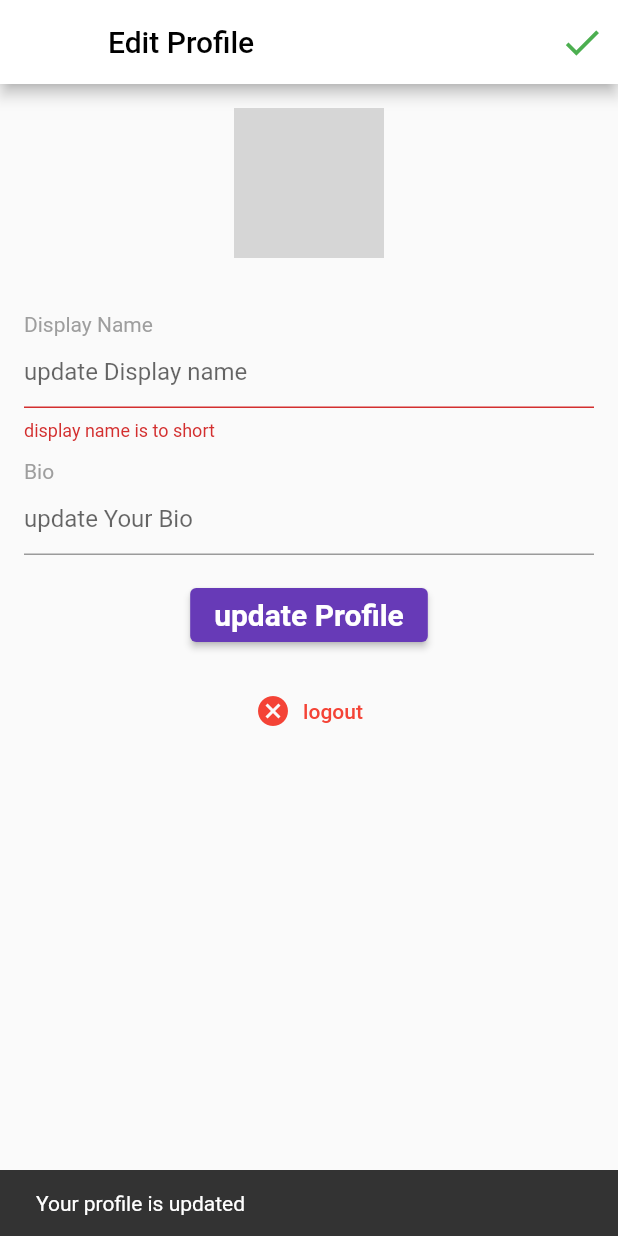
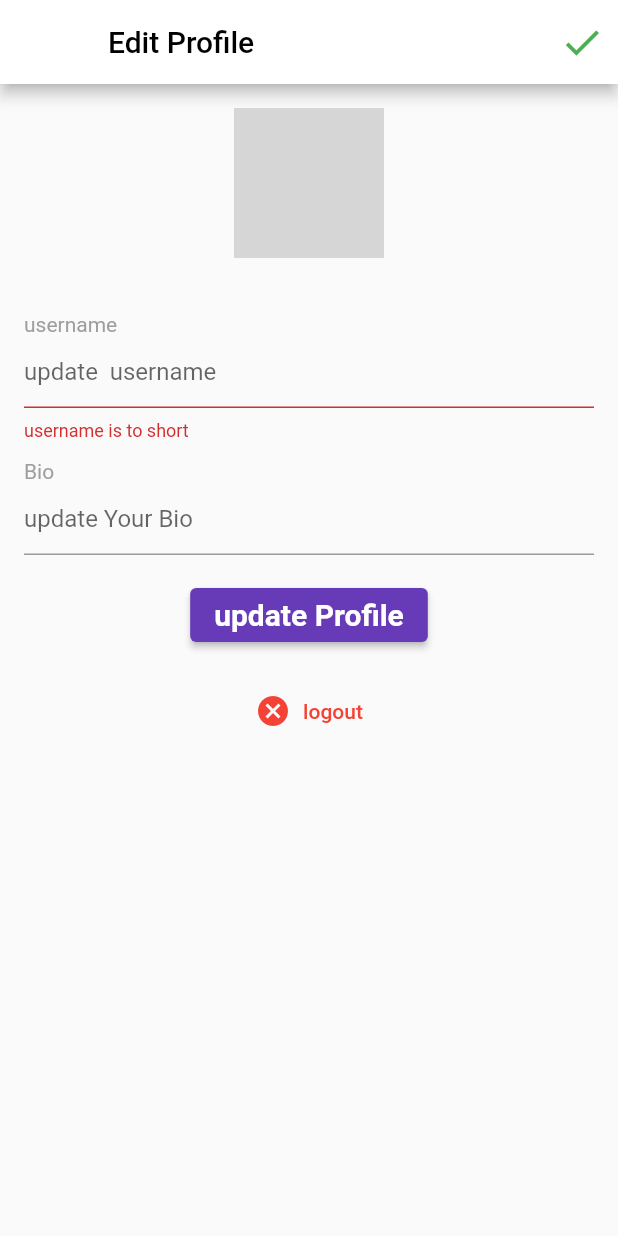
Before and after one commit to anonymousdomain/familyshare, a Flutter app: the EditProfile screen opened directly, after a tap on "update Profile", on a phone screen of 412 x 824 dp. Run offline on Flutter 3.47's test engine with Material 2 defaults, Android fonts, the phone set to English and light mode, and no system bars; our stand-ins replace cached_network_image, cloud_firestore, firebase_core, firebase_storage, flutter_svg, google_sign_in and 1 more; accounts and stored records are empty; network calls fail; grey boxes are pictures that could not be loaded.

Commit message:
final commit on edit profile with minor change

```diff
--- a/lib/pages/edit_profile.dart
+++ b/lib/pages/edit_profile.dart
@@ -17,7 +17,7 @@ class _EditProfileState extends State<EditProfile> {
   bool isLoading = false;
   bool _isNameValid = true;
   bool _isBioValid = true;
-  TextEditingController displayNameController = TextEditingController();
+  TextEditingController userNameController = TextEditingController();
   TextEditingController bioController = TextEditingController();
 
   @override
@@ -32,7 +32,7 @@ class _EditProfileState extends State<EditProfile> {
     });
     DocumentSnapshot doc = await usersDoc.doc(widget.currentUserId).get();
     user = User.fromDocument(doc);
-    displayNameController.text = user?.displayName ?? '';
+    userNameController.text = user?.username ?? '';
     bioController.text = user?.bio ?? '';
     setState(() {
       isLoading = false;
@@ -47,43 +47,42 @@ class _EditProfileState extends State<EditProfile> {
 
   updateProfile() {
     setState(() {
-      displayNameController.text.trim().length < 5 ||
-              displayNameController.text.isEmpty
+      userNameController.text.trim().length < 5 ||
+              userNameController.text.isEmpty
           ? _isNameValid = false
           : _isNameValid = true;
-      bioController.text.trim().length > 100
+      bioController.text.trim().length >50
           ? _isBioValid = false
           : _isBioValid = true;
     });
     if (_isNameValid && _isBioValid) {
       usersDoc.doc(widget.currentUserId).update({
-        'displayName': displayNameController.text,
+        'username': userNameController.text,
         'bio': bioController.text
       });
+      SnackBar snackBar = SnackBar(
+        content: Text('Your profile is updated'),
+      );
+      ScaffoldMessenger.of(context).showSnackBar(snackBar);
     }
-    SnackBar snackBar = SnackBar(
-      content: Text('Your profile is updated'),
-    );
-
-    ScaffoldMessenger.of(context).showSnackBar(snackBar);
   }
 
-  buildDisplayNameField() {
+  buildUserNameField() {
     return Column(
       crossAxisAlignment: CrossAxisAlignment.start,
       children: [
         Padding(
           padding: EdgeInsets.only(top: 12.0),
           child: Text(
-            'Display Name',
+            'username',
             style: TextStyle(color: Colors.grey),
           ),
         ),
         TextField(
-          controller: displayNameController,
+          controller: userNameController,
           decoration: InputDecoration(
-              hintText: 'update Display name',
-              errorText: _isNameValid ? null : 'display name is to short'),
+              hintText: 'update  username',
+              errorText: _isNameValid ? null : 'username is to short'),
         ),
       ],
     );
@@ -148,7 +147,7 @@ class _EditProfileState extends State<EditProfile> {
                       padding: EdgeInsets.all(16.0),
                       child: Column(
                         children: [
-                          buildDisplayNameField(),
+                          buildUserNameField(),
                           buildBioField(),
                         ],
                       ),
```
